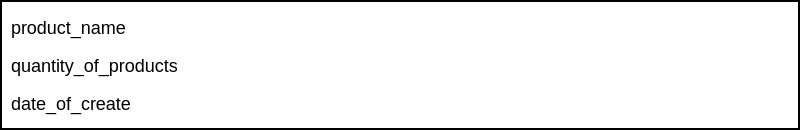
This is ui/widgets/OrderCard.ui in kramolla/demo as Qt 5 draws it before an edit. The edited form follows.
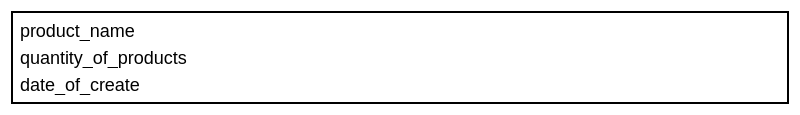
This is the edited form.

The edit to the form file:
```diff
--- a/ui/widgets/OrderCard.ui
+++ b/ui/widgets/OrderCard.ui
@@ -7,17 +7,35 @@
     <x>0</x>
     <y>0</y>
     <width>800</width>
-    <height>130</height>
+    <height>104</height>
    </rect>
   </property>
+  <property name="sizePolicy">
+   <sizepolicy hsizetype="Preferred" vsizetype="Fixed">
+    <horstretch>0</horstretch>
+    <verstretch>0</verstretch>
+   </sizepolicy>
+  </property>
+  <property name="maximumSize">
+   <size>
+    <width>16777215</width>
+    <height>120</height>
+   </size>
+  </property>
   <property name="windowTitle">
    <string>Form</string>
   </property>
   <property name="styleSheet">
-   <string notr="true">background-color: #fff; color: #000; font-size: 18px; border: 2px solid black</string>
+   <string notr="true">background-color: #fff; color: #000; font-size: 18px;</string>
   </property>
   <layout class="QVBoxLayout" name="verticalLayout">
    <item>
+    <widget class="QWidget" name="verticalWidget" native="true">
+     <property name="styleSheet">
+      <string notr="true"> border: 2px solid black</string>
+     </property>
+     <layout class="QVBoxLayout" name="verticalLayout_2">
+      <item>
     <widget class="QLabel" name="product_name">
      <property name="styleSheet">
       <string notr="true">border: none</string>
@@ -45,6 +63,9 @@
      <property name="text">
       <string>date_of_create</string>
      </property>
+       </widget>
+      </item>
+     </layout>
     </widget>
    </item>
   </layout>
```
Lines whose indentation alone changed are shown as unchanged.
